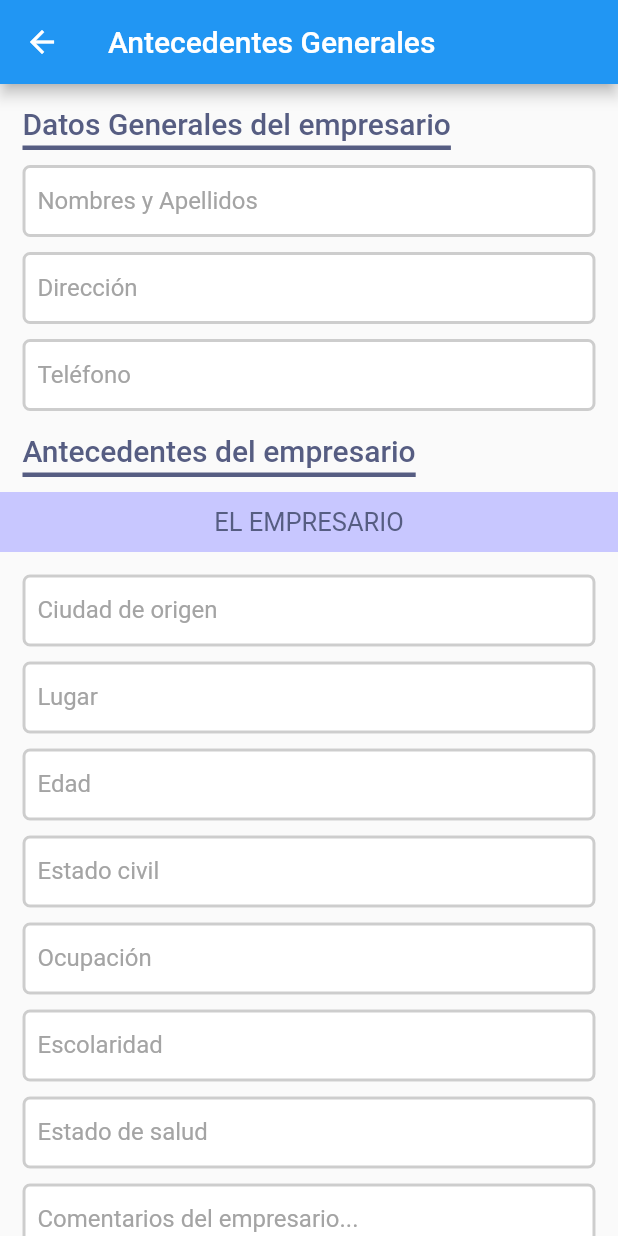
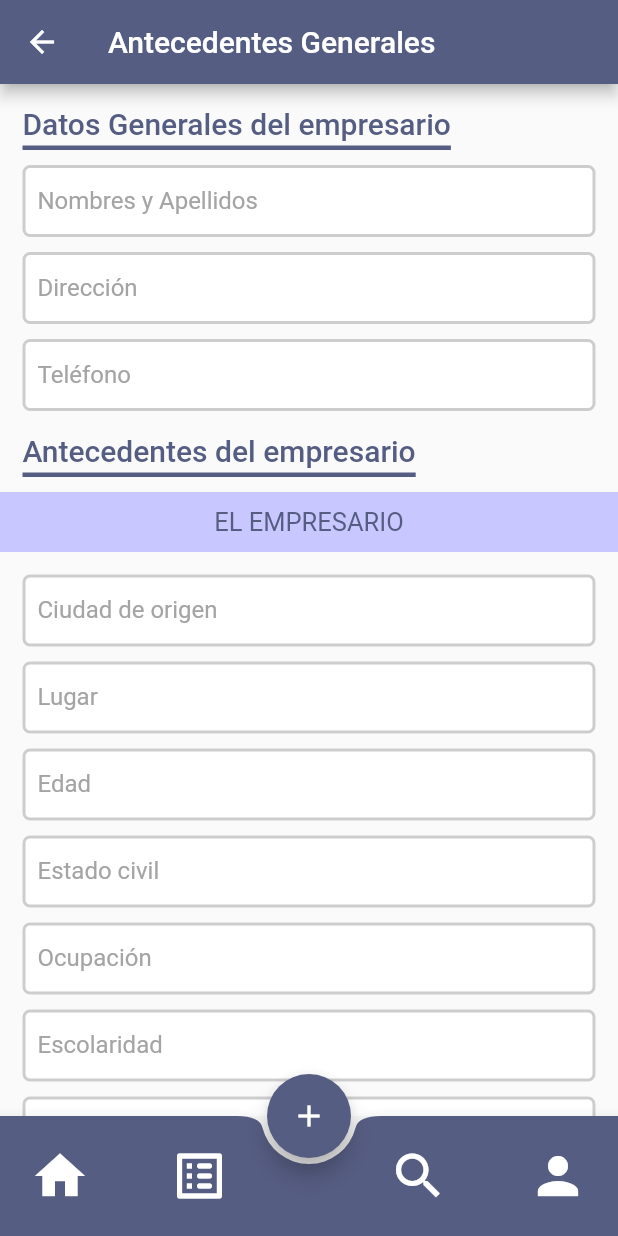
Before and after one commit to iancarlosortega/banca_finanzas, a Flutter app: the AntecedentesGeneralesScreen screen opened by its route, on a phone screen of 412 x 824 dp. Run offline on Flutter 3.47's test engine with Material 2 defaults, Android fonts, the phone set to English and light mode, and no system bars.

Commit message:
CustomBottomNavigationBar

```diff
--- a/lib/src/screens/antecedentes_generales_screen.dart
+++ b/lib/src/screens/antecedentes_generales_screen.dart
@@ -1,4 +1,3 @@
-import 'package:banca_finanzas/src/widgets/subtitulo.dart';
 import 'package:banca_finanzas/src/widgets/widgets.dart';
 import 'package:flutter/material.dart';
 
@@ -9,6 +8,7 @@ class AntecedentesGeneralesScreen extends StatelessWidget {
   Widget build(BuildContext context) {
     return Scaffold(
       appBar: AppBar(
+        backgroundColor: Color(0xff565D82),
         title: Text('Antecedentes Generales'),
       ),
       body: SingleChildScrollView(
@@ -20,7 +20,14 @@ class AntecedentesGeneralesScreen extends StatelessWidget {
           _antecedentesEmpresario(),
 
         ])
-      )
+      ),
+      floatingActionButtonLocation: FloatingActionButtonLocation.centerDocked,
+      floatingActionButton: FloatingActionButton(
+        backgroundColor: Color(0xff565D82),
+        onPressed: (){},
+        child: Icon(Icons.add),
+      ),
+      bottomNavigationBar: CustomBottomNavigationBar(),
     );
   }
 
--- a/lib/src/widgets/bottom_navigation_bar.dart
+++ b/lib/src/widgets/bottom_navigation_bar.dart
@@ -5,8 +5,25 @@ class CustomBottomNavigationBar extends StatelessWidget {
 
   @override
   Widget build(BuildContext context) {
-    return BottomNavigationBar(items: [],
-
+    return BottomAppBar(
+      color: Color(0xff565D82),
+      shape: CircularNotchedRectangle(),
+      child: Container(
+        height: 80,
+        child: Padding(
+          padding: EdgeInsets.symmetric( horizontal: 20.0 ),
+          child: Row(
+            mainAxisAlignment: MainAxisAlignment.spaceBetween,
+            children: [
+              Icon( Icons.home, size: 40.0, color: Colors.white, ),
+              Icon( Icons.list_alt_rounded, size: 40.0, color: Colors.white, ),
+              SizedBox.shrink(),
+              Icon( Icons.search_outlined, size: 40.0, color: Colors.white, ),
+              Icon( Icons.person, size: 40.0, color: Colors.white, ),
+            ],
+          ),
+        ),
+      ),
     );
   }
 }
--- a/lib/src/widgets/widgets.dart
+++ b/lib/src/widgets/widgets.dart
@@ -1,2 +1,4 @@
 export 'package:banca_finanzas/src/widgets/text_field.dart';
 export 'package:banca_finanzas/src/widgets/titulo.dart';
+export 'package:banca_finanzas/src/widgets/bottom_navigation_bar.dart';
+export 'package:banca_finanzas/src/widgets/subtitulo.dart';
```
